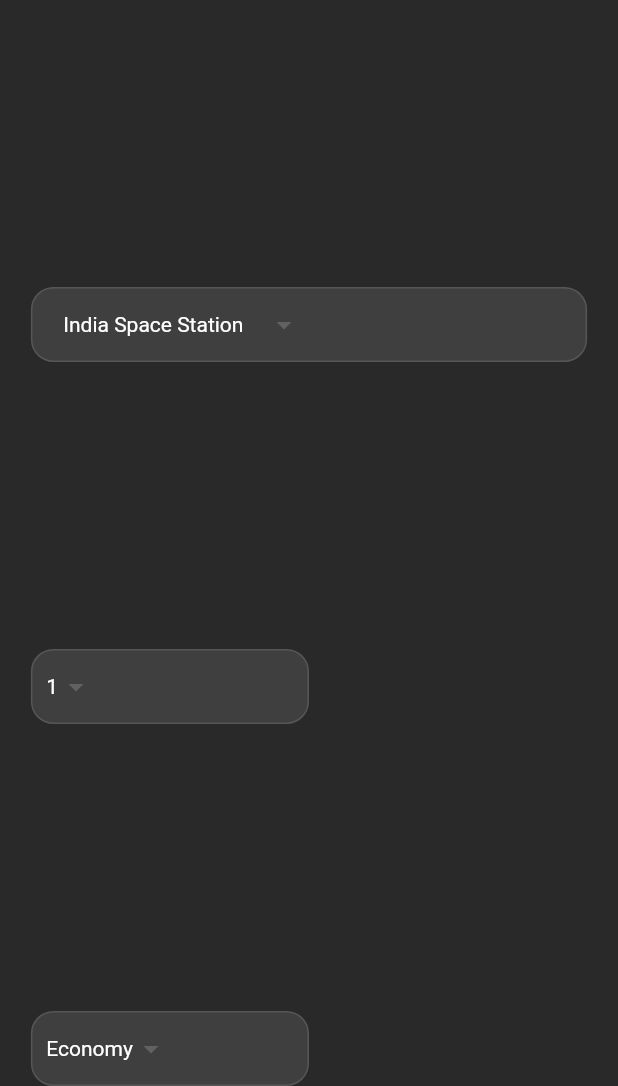
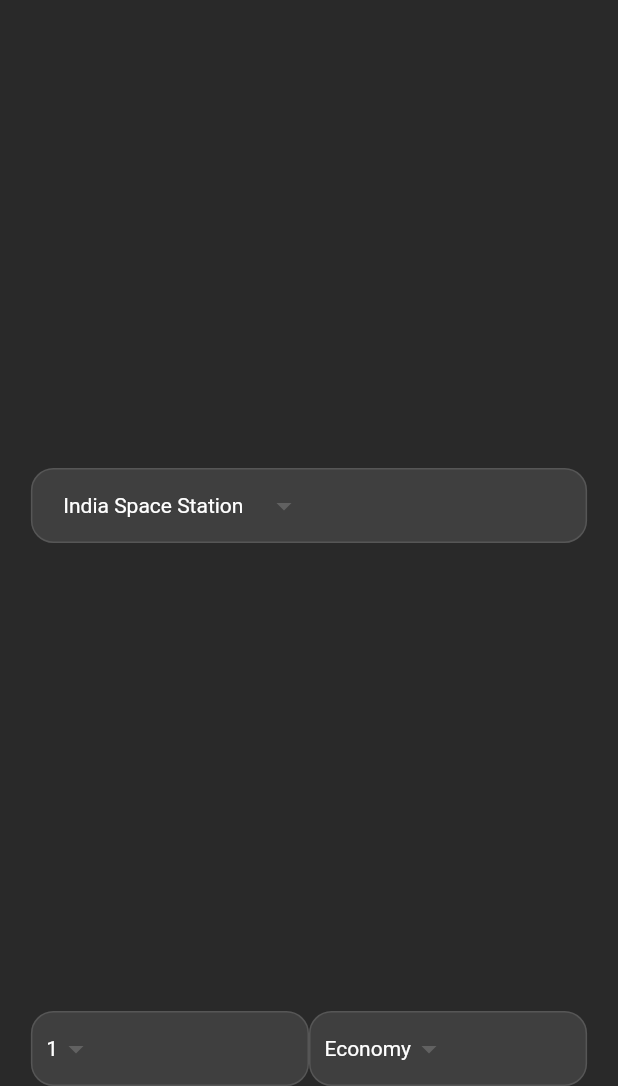
Before and after one commit to saksham-09-design/Go_Moon, a Flutter app: the screen it shows after launch, on a phone screen of 412 x 824 dp, the part 150-1236 px from its top. Run offline on Flutter 3.47's test engine with Material 3 defaults, Android fonts, the phone set to English and light mode, and no system bars.

Commit message:
added row

```diff
--- a/lib/Pages/home_page.dart
+++ b/lib/Pages/home_page.dart
@@ -23,8 +23,7 @@ class HomePage extends StatelessWidget {
             children: [
               _moonText(),
               _stationDropdown(),
-              _travellerCount(),
-              _ticketType(),
+              _travellerInfo(),
             ],
           ),
         ),
@@ -65,8 +64,10 @@ class HomePage extends StatelessWidget {
     );
   }
 
-  Widget _travellerCount() {
-    return DropdownButtons(
+  Widget _travellerInfo() {
+    return Row(
+      children: [
+        DropdownButtons(
           values: const [
             '1',
             '2',
@@ -75,17 +76,16 @@ class HomePage extends StatelessWidget {
             '5',
           ],
           widgetWidth: _deviceWidth * 0.45,
-    );
-  }
-
-  Widget _ticketType() {
-    return DropdownButtons(
+        ),
+        DropdownButtons(
           values: const [
             'Economy',
             'Business',
             'General',
           ],
           widgetWidth: _deviceWidth * 0.45,
+        ),
+      ],
     );
   }
 }
```
Lines whose indentation alone changed are shown as unchanged.
